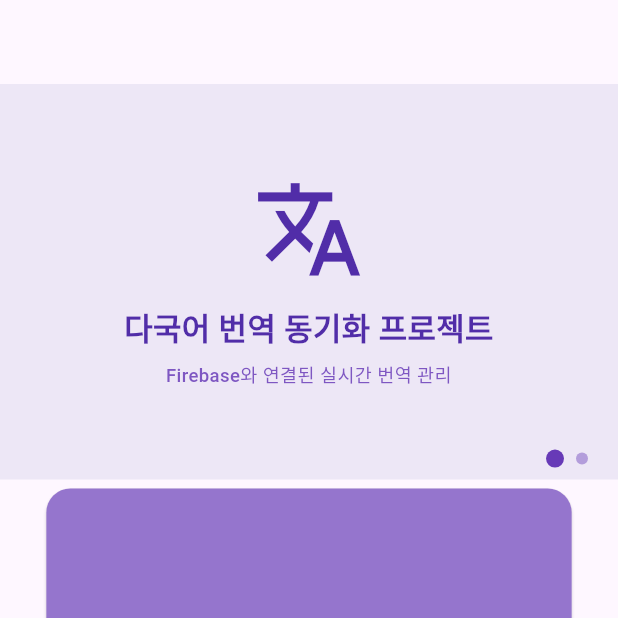
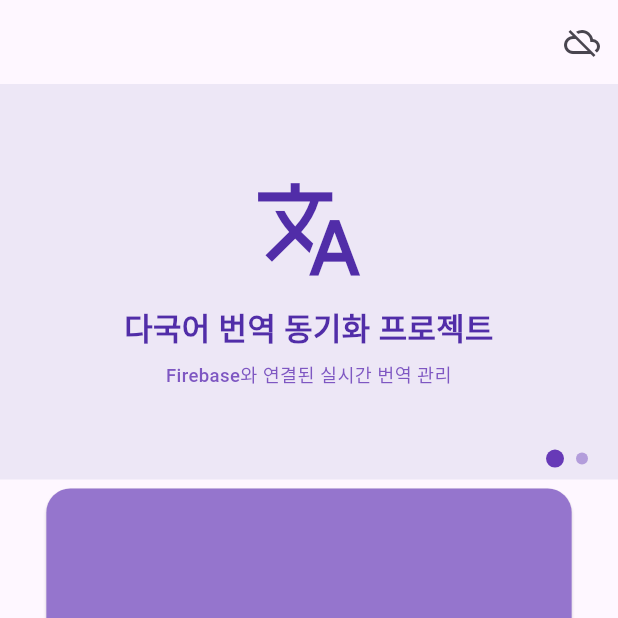
Before and after one commit to KIHYUN940/multilingual-data-sync, a Flutter app: the screen it shows after launch, after a tap on "시작하기", on a phone screen of 412 x 824 dp, the top half of it. Run offline on Flutter 3.47's test engine with Material 3 defaults, Android fonts, the phone set to English and light mode, and no system bars; drawn by our look-alikes of dropdown_button2; our stand-ins replace cloud_firestore, firebase_core; accounts and stored records are empty.

Commit message:
feat: Firestore 실시간 on/off 모드 추가 및 Firestore 데이터 캐싱 적용 (#30) - RealTimeProvider 추가 (실시간 모드 토글 관리) - HomeScreen, EarTestPage에서 StreamBuilder ↔ FutureBuilder 선택 지원 - FirestoreService에 getTranslationsOnce() 추가 (한 번만 가져오기) - Future 캐싱 적용으로 불필요한 Firestore 호출 방지 - HomeScreen AppBar에 Cloud 아이콘 추가, 실시간 모드 토글 가능 - MultiProvider 적용으로 LanguageProvider와 RealTimeProvider 동시 관리

```diff
--- a/multi_lang_app/lib/main.dart
+++ b/multi_lang_app/lib/main.dart
@@ -4,6 +4,7 @@ import 'package:provider/provider.dart';
 import 'firebase_options.dart';
 import 'screens/home_page.dart';
 import 'providers/language_provider.dart';
+import 'providers/real_time_provider.dart'; // 나중에 실시간 on/off용
 
 void main() async {
   WidgetsFlutterBinding.ensureInitialized();
@@ -11,13 +12,25 @@ void main() async {
     options: DefaultFirebaseOptions.currentPlatform,
   );
 
-  // MyApp 전체를 ChangeNotifierProvider로 감싸서 LanguageProvider 등록
   runApp(
-    ChangeNotifierProvider(
-      create: (_) => LanguageProvider(),
-      child: const MyApp(),
+    MultiProvider(
+      providers: [
+        ChangeNotifierProvider(create: (_) => LanguageProvider()),
+        ChangeNotifierProvider(create: (_) => RealTimeProvider()), // 실시간 on/off용
+      ],
+      child: const MyAppWrapper(),
     ),
   );
+}
+
+// const MyAppWrapper()를 두는 이유: main에서 MultiProvider 바로 wrap
+class MyAppWrapper extends StatelessWidget {
+  const MyAppWrapper({super.key});
+
+  @override
+  Widget build(BuildContext context) {
+    return const MyApp();
+  }
 }
 
 class MyApp extends StatelessWidget {
@@ -34,7 +47,7 @@ class MyApp extends StatelessWidget {
       theme: ThemeData(
         primarySwatch: Colors.deepPurple,
       ),
-      home: const HomePage(),
+      home: HomePage(),
     );
   }
 }
--- /dev/null
+++ b/multi_lang_app/lib/providers/real_time_provider.dart
@@ -0,0 +1,19 @@
+import 'package:flutter/foundation.dart';
+
+class RealTimeProvider extends ChangeNotifier {
+  bool _isRealTime = false; // 초기값 false
+
+  bool get isRealTime => _isRealTime;
+
+  void setRealTime(bool value) {
+    if (_isRealTime != value) {
+      _isRealTime = value;
+      notifyListeners();
+    }
+  }
+
+  void toggle() {
+    _isRealTime = !_isRealTime;
+    notifyListeners();
+  }
+}
--- a/multi_lang_app/lib/screens/home_screen.dart
+++ b/multi_lang_app/lib/screens/home_screen.dart
@@ -6,6 +6,7 @@ import '../models/translation.dart';
 import 'translation_management_screen.dart';
 import '../widgets/language_dropdown.dart';
 import '../providers/language_provider.dart';
+import '../providers/real_time_provider.dart';
 import 'ear_test_page.dart';
 
 class HomeScreen extends StatefulWidget {
@@ -19,9 +20,11 @@ class _HomeScreenState extends State<HomeScreen> with SingleTickerProviderStateM
   int _currentPage = 0;
   Timer? _timer;
 
-  // 배너 애니메이션 컨트롤러
   late AnimationController _animationController;
   late Animation<Offset> _slideAnimation;
+
+  // 캐싱된 Future 추가
+  Future<List<Translation>>? _cachedFuture;
 
   @override
   void initState() {
@@ -42,6 +45,9 @@ class _HomeScreenState extends State<HomeScreen> with SingleTickerProviderStateM
     _timer = Timer.periodic(const Duration(seconds: 5), (timer) {
       _nextPage();
     });
+
+    // 한 번만 호출 후 저장
+    _cachedFuture = FirestoreService().getTranslationsOnce();
   }
 
   void _nextPage() {
@@ -67,56 +73,93 @@ class _HomeScreenState extends State<HomeScreen> with SingleTickerProviderStateM
   Widget build(BuildContext context) {
     final screenHeight = MediaQuery.of(context).size.height;
     final screenWidth = MediaQuery.of(context).size.width;
-
-    // Provider에서 언어 가져오기
     final languageProvider = Provider.of<LanguageProvider>(context);
     final selectedLanguage = languageProvider.selectedLanguage;
+
+    // RealTimeProvider 구독
+    final realTimeProvider = context.watch<RealTimeProvider>();
+    final isRealTime = realTimeProvider.isRealTime;
+
+    // 캐싱된 Future 사용
+    final Widget bodyContent = isRealTime
+        ? StreamBuilder<List<Translation>>(
+            key: const ValueKey('stream_mode'),
+            stream: FirestoreService().getTranslations(),
+            builder: (context, snapshot) {
+              if (snapshot.connectionState == ConnectionState.waiting) {
+                return const Center(child: CircularProgressIndicator());
+              }
+              if (!snapshot.hasData) {
+                return const Center(child: Text("데이터 없음"));
+              }
+              return _buildContent(
+                  snapshot.data!, selectedLanguage, screenWidth, screenHeight, languageProvider);
+            },
+          )
+        : FutureBuilder<List<Translation>>(
+            key: const ValueKey('future_mode'),
+            future: _cachedFuture, // ✅ 여기서 캐싱된 Future 사용
+            builder: (context, snapshot) {
+              if (snapshot.connectionState == ConnectionState.waiting) {
+                return const Center(child: CircularProgressIndicator());
+              }
+              if (!snapshot.hasData) {
+                return const Center(child: Text("데이터 없음"));
+              }
+              return _buildContent(
+                  snapshot.data!, selectedLanguage, screenWidth, screenHeight, languageProvider);
+            },
+          );
 
     return Scaffold(
       appBar: AppBar(
         backgroundColor: Colors.transparent,
         elevation: 0,
         title: null,
+        actions: [
+          IconButton(
+            icon: Icon(isRealTime ? Icons.cloud : Icons.cloud_off),
+            onPressed: () => realTimeProvider.toggle(),
           ),
-      body: StreamBuilder<List<Translation>>(
-        stream: FirestoreService().getTranslations(),
-        builder: (context, snapshot) {
-          if (!snapshot.hasData) return const Center(child: CircularProgressIndicator());
+        ],
+      ),
+      body: bodyContent,
+    );
+  }
 
-          final translations = snapshot.data!;
-
-          // Firestore에서 key로 번역 가져오기
+  Widget _buildContent(
+    List<Translation> translations,
+    String selectedLanguage,
+    double screenWidth,
+    double screenHeight,
+    LanguageProvider languageProvider,
+  ) {
     String getText(String key) {
       try {
         return translations.firstWhere((t) => t.id == key).getText(selectedLanguage);
-            } catch (e) {
+      } catch (_) {
         return '';
       }
     }
 
     return Column(
       children: [
-              // 배너 영역
         SizedBox(
           height: screenHeight * 0.32,
           child: Stack(
             children: [
-                    if (_currentPage == 0)
               SlideTransition(
                 position: _slideAnimation,
-                        child: _buildBannerPage(
+                child: _currentPage == 0
+                    ? _buildBannerPage(
                         screenWidth,
                         '다국어 번역 동기화 프로젝트',
                         'Firebase와 연결된 실시간 번역 관리',
                         backgroundColor: Colors.deepPurple.shade50,
                         titleColor: Colors.deepPurple.shade700,
                         subtitleColor: Colors.deepPurple.shade400,
-                        ),
-                      ),
-                    if (_currentPage == 1)
-                      SlideTransition(
-                        position: _slideAnimation,
-                        child: _buildBannerPage(
+                      )
+                    : _buildBannerPage(
                         screenWidth,
                         'Multilingual Translation Sync Project',
                         'Real-time translation management connected with Firebase',
@@ -139,7 +182,9 @@ class _HomeScreenState extends State<HomeScreen> with SingleTickerProviderStateM
                             _slideAnimation = Tween<Offset>(
                               begin: const Offset(1, 0),
                               end: Offset.zero,
-                                  ).animate(CurvedAnimation(parent: _animationController, curve: Curves.easeInOut));
+                            ).animate(
+                              CurvedAnimation(parent: _animationController, curve: Curves.easeInOut),
+                            );
                             _animationController.forward();
                           });
                         }
@@ -160,8 +205,6 @@ class _HomeScreenState extends State<HomeScreen> with SingleTickerProviderStateM
             ],
           ),
         ),
-
-              // 청력검사 버튼
         SizedBox(
           height: screenHeight * 0.17,
           width: screenWidth * 0.85,
@@ -171,7 +214,7 @@ class _HomeScreenState extends State<HomeScreen> with SingleTickerProviderStateM
               onPressed: () {
                 Navigator.push(
                   context,
-                        MaterialPageRoute(builder: (_) => EarTestPage()),
+                  MaterialPageRoute(builder: (_) => const EarTestPage()),
                 );
               },
               style: ElevatedButton.styleFrom(
@@ -191,8 +234,6 @@ class _HomeScreenState extends State<HomeScreen> with SingleTickerProviderStateM
             ),
           ),
         ),
-
-              // 2x2 메뉴 버튼
         Expanded(
           child: Padding(
             padding: const EdgeInsets.all(8.0),
@@ -244,22 +285,15 @@ class _HomeScreenState extends State<HomeScreen> with SingleTickerProviderStateM
             ),
           ),
         ),
-
-              // 커스텀 드롭다운 적용
         Padding(
           padding: const EdgeInsets.only(bottom: 12.0),
           child: LanguageDropdown(
             selectedLanguage: selectedLanguage,
-                  onChanged: (value) {
-                    languageProvider.setLanguage(value!); // Provider로 언어 변경
-                  },
+            onChanged: (value) => languageProvider.setLanguage(value!),
             width: screenWidth / 4,
           ),
         ),
       ],
-          );
-        },
-      ),
     );
   }
 
--- a/multi_lang_app/lib/services/firestore_service.dart
+++ b/multi_lang_app/lib/services/firestore_service.dart
@@ -2,18 +2,28 @@ import 'package:cloud_firestore/cloud_firestore.dart';
 import '../models/translation.dart';
 
 class FirestoreService {
-  final CollectionReference<Map<String, dynamic>> translations =
+  final CollectionReference<Map<String, dynamic>> _translations =
       FirebaseFirestore.instance.collection('translations');
 
+  /// 번역 추가 또는 업데이트
   Future<void> addTranslation(Translation translation) async {
-    await translations.doc(translation.id).set(translation.toMap());
+    await _translations.doc(translation.id).set(translation.toMap());
   }
 
+  /// 실시간 스트림 (StreamBuilder에서 사용)
   Stream<List<Translation>> getTranslations() {
-    return translations.snapshots().map((snapshot) {
+    return _translations.snapshots().map((snapshot) {
       return snapshot.docs
           .map((doc) => Translation.fromMap(doc.id, doc.data()))
           .toList();
     });
   }
+
+  /// 한 번만 가져오기 (FutureBuilder에서 사용)
+  Future<List<Translation>> getTranslationsOnce() async {
+    final snapshot = await _translations.get();
+    return snapshot.docs
+        .map((doc) => Translation.fromMap(doc.id, doc.data()))
+        .toList();
+  }
 }
```
Also changed, not shown: multi_lang_app/lib/screens/ear_test_page.dart (+70 -30 lines). Lines whose indentation alone changed are shown as unchanged.
